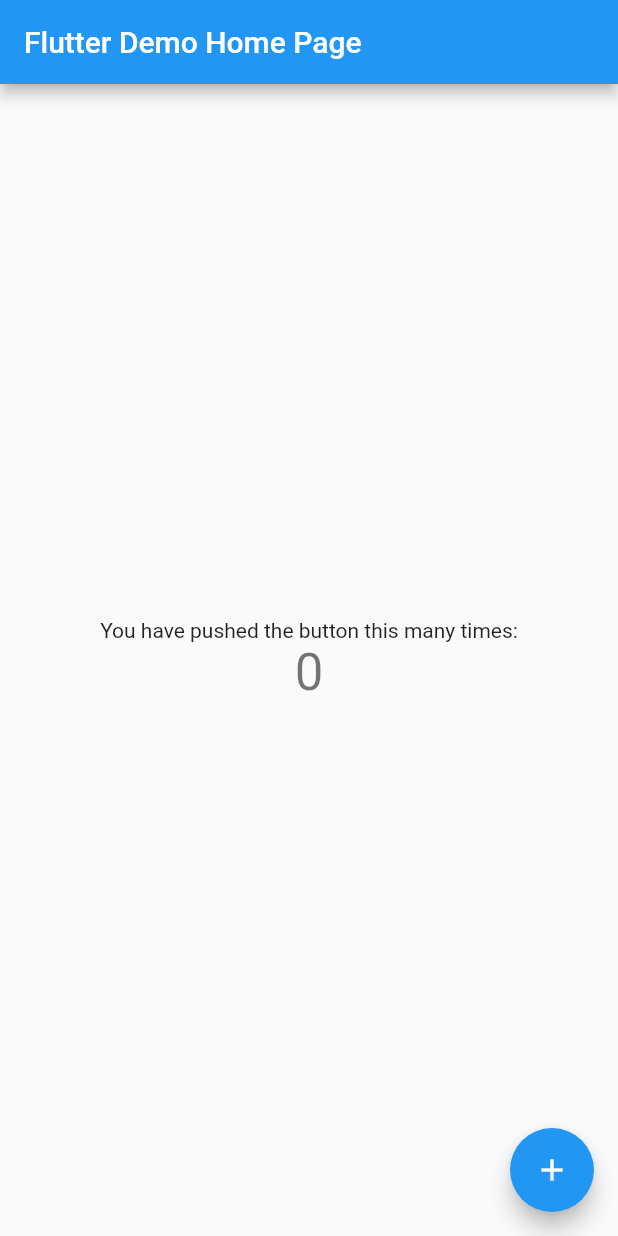
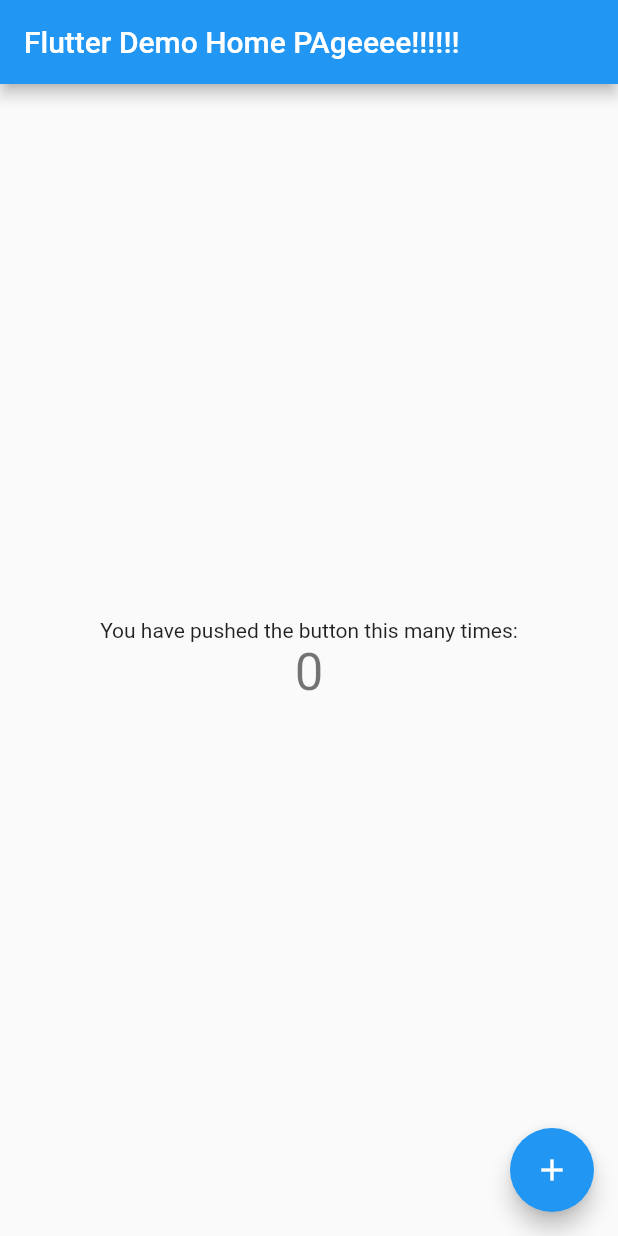
Before and after one commit to malminawi/Partnered, a Flutter app: the screen it shows after launch, on a phone screen of 412 x 824 dp. Run offline on Flutter 3.47's test engine with Material 2 defaults, Android fonts, the phone set to English and light mode, and no system bars.

Commit message:
test commit

```diff
--- a/lib/main.dart
+++ b/lib/main.dart
@@ -26,7 +26,7 @@ class MyApp extends StatelessWidget {
         // closer together (more dense) than on mobile platforms.
         visualDensity: VisualDensity.adaptivePlatformDensity,
       ),
-      home: MyHomePage(title: 'Flutter Demo Home Page'),
+      home: MyHomePage(title: 'Flutter Demo Home PAgeeee!!!!!!'),
     );
   }
 }
```
